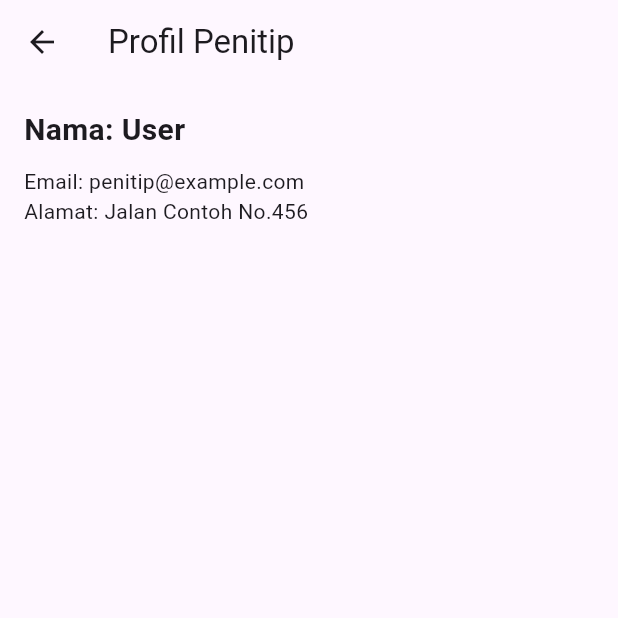
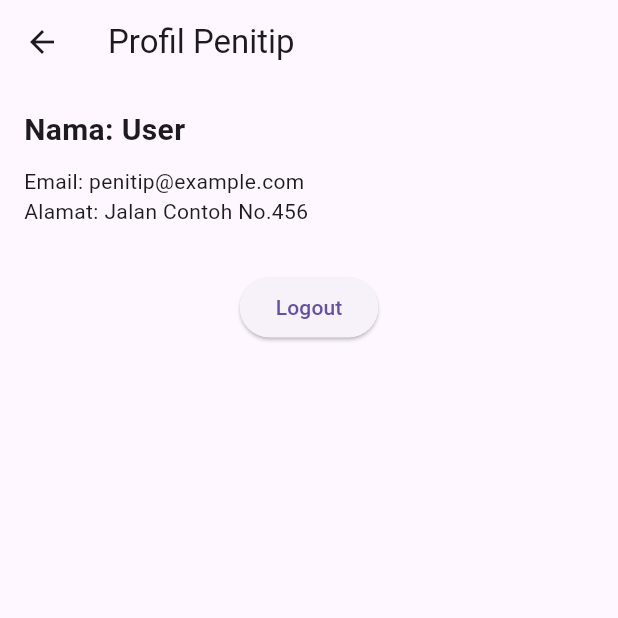
Before and after one commit to Anjuu2/reusmart_p3l_mobile, a Flutter app: the PenitipDashboard screen opened by its route, item 2 of the bottom bar chosen, on a phone screen of 412 x 824 dp, the top half of it. Run offline on Flutter 3.47's test engine with Material 3 defaults, Android fonts, the phone set to English and light mode, and no system bars; our stand-ins replace firebase_core, firebase_messaging, flutter_local_notifications; accounts and stored records are empty.

Commit message:
notif tp blm jadi

```diff
--- a/lib/View/Login.dart
+++ b/lib/View/Login.dart
@@ -31,9 +31,9 @@ class _LoginPageState extends State<LoginPage> {
   Future<void> saveFcmTokenToServer(String fcmToken, String apiToken, String userType) async {
     String url = '';
     if (userType == 'pembeli') {
-      url = 'http://10.0.2.2:8000/api/save-fcm-token-pembeli';
+      url = 'http://192.168.54.79:8000/api/save-fcm-token-pembeli';
     } else if (userType == 'penitip') {
-      url = 'http://10.0.2.2:8000/api/save-fcm-token-penitip';
+      url = 'http://192.168.54.79:8000/api/save-fcm-token-penitip';
     } else {
       // Handle other user types or error
       print('User type tidak dikenali');
--- a/lib/View/Penitip_Dashboard.dart
+++ b/lib/View/Penitip_Dashboard.dart
@@ -3,7 +3,8 @@ import 'package:reusmart_mobile/View/Penitip_profile.dart';
 
 class PenitipDashboard extends StatelessWidget {
   final String namaPenitip;
-  const PenitipDashboard({Key? key, required this.namaPenitip}) : super(key: key);
+  final String apiToken;
+  const PenitipDashboard({Key? key, required this.namaPenitip, required this.apiToken}) : super(key: key);
 
   @override
   Widget build(BuildContext context) {
@@ -21,7 +22,7 @@ class PenitipDashboard extends StatelessWidget {
           if (index == 1) {
             Navigator.push(
               context,
-              MaterialPageRoute(builder: (_) => PenitipProfile(namaPenitip: namaPenitip)),
+              MaterialPageRoute(builder: (_) => PenitipProfile(namaPenitip: namaPenitip, apiToken: apiToken)),
             );
           }
         },
--- a/lib/View/Penitip_Profile.dart
+++ b/lib/View/Penitip_Profile.dart
@@ -1,11 +1,13 @@
 import 'package:flutter/material.dart';
+import 'package:reusmart_mobile/client/LoginClient.dart';
 
 class PenitipProfile extends StatelessWidget {
   final String namaPenitip;
+  final String apiToken;
 
-  const PenitipProfile({Key? key, required this.namaPenitip}) : super(key: key);
+  const PenitipProfile({Key? key, required this.namaPenitip, required this.apiToken}) : super(key: key);
 
-  @override
+ @override
   Widget build(BuildContext context) {
     return Scaffold(
       appBar: AppBar(title: const Text('Profil Penitip')),
@@ -14,10 +16,31 @@ class PenitipProfile extends StatelessWidget {
         child: Column(
           crossAxisAlignment: CrossAxisAlignment.start,
           children: [
-            Text('Nama: $namaPenitip', style: const TextStyle(fontSize: 20, fontWeight: FontWeight.bold)),
+            Text(
+              'Nama: $namaPenitip',
+              style: const TextStyle(fontSize: 20, fontWeight: FontWeight.bold),
+            ),
             const SizedBox(height: 10),
             const Text('Email: penitip@example.com'),
             const Text('Alamat: Jalan Contoh No.456'),
+            const SizedBox(height: 30),
+            Center(
+              child: ElevatedButton(
+                onPressed: () async {
+                  LoginClient loginClient = LoginClient();
+                  final result = await loginClient.logout(apiToken);  // Panggil fungsi logout dari loginClient.dart
+                  if (result['success'] == true) {
+                    // Hapus token lokal jika perlu, lalu navigasi ke halaman login
+                    Navigator.of(context).pushReplacementNamed('/login');
+                  } else {
+                    ScaffoldMessenger.of(context).showSnackBar(
+                      SnackBar(content: Text(result['error'] ?? 'Logout gagal')),
+                    );
+                  }
+                },
+                child: const Text('Logout'),
+              ),
+            ),
           ],
         ),
       ),
--- a/lib/client/LoginClient.dart
+++ b/lib/client/LoginClient.dart
@@ -4,7 +4,9 @@ import 'package:http/http.dart' as http;
 
 class LoginClient {
   // URL untuk emulator Android Studio, ganti sesuai kebutuhan
-  static const String baseUrl = 'http://10.0.2.2:8000/api';
+  // static const String baseUrl = 'http://10.0.2.2:8000/api';
+  static const String baseUrl = 'http://192.168.54.79:8000/api';
+
 
   // Timeout durasi untuk request HTTP
   static const Duration timeoutDuration = Duration(seconds: 10);
--- a/lib/main.dart
+++ b/lib/main.dart
@@ -104,6 +104,7 @@
             return MaterialPageRoute(
               builder: (_) => PenitipDashboard(
                 namaPenitip: args['nama_penitip'] ?? 'User',
+                apiToken: args['api_token'] ?? '',
               ),
             );
           case '/kurirDashboard':
--- a/pubspec.yaml
+++ b/pubspec.yaml
@@ -37,6 +37,7 @@ dependencies:
   firebase_core: ^3.13.1
   firebase_auth: ^5.5.4
   firebase_messaging: ^15.2.6
+  firebase_analytics: ^11.4.6
 
   # The following adds the Cupertino Icons font to your application.
   # Use with the CupertinoIcons class for iOS style icons.
```
Also changed, not shown: pubspec.lock, 1 other file.
